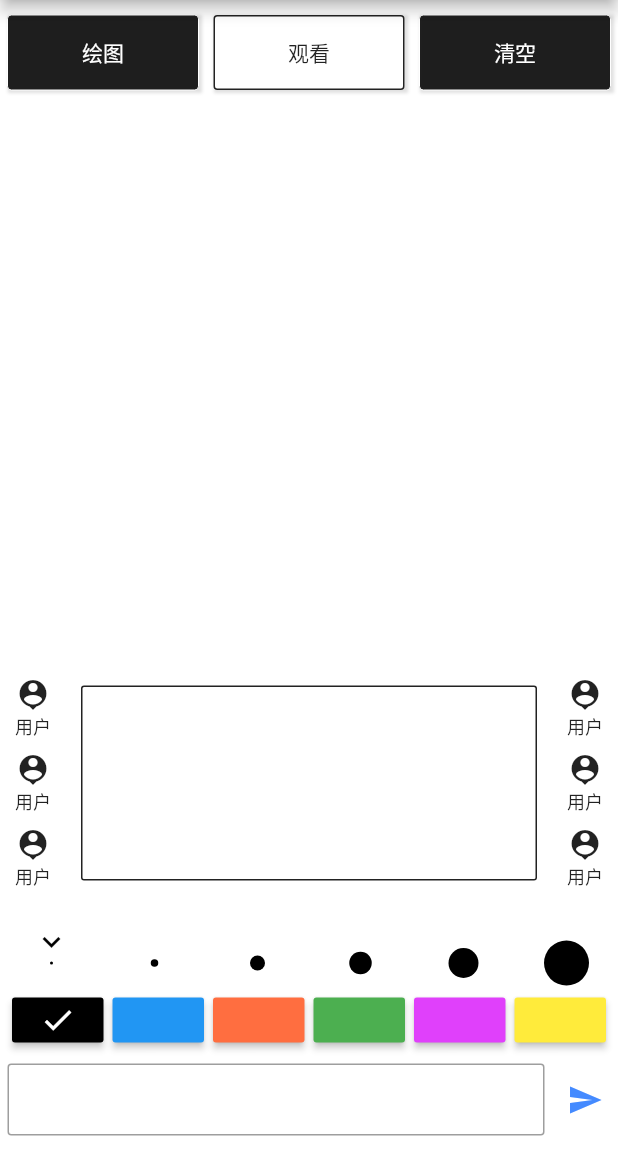
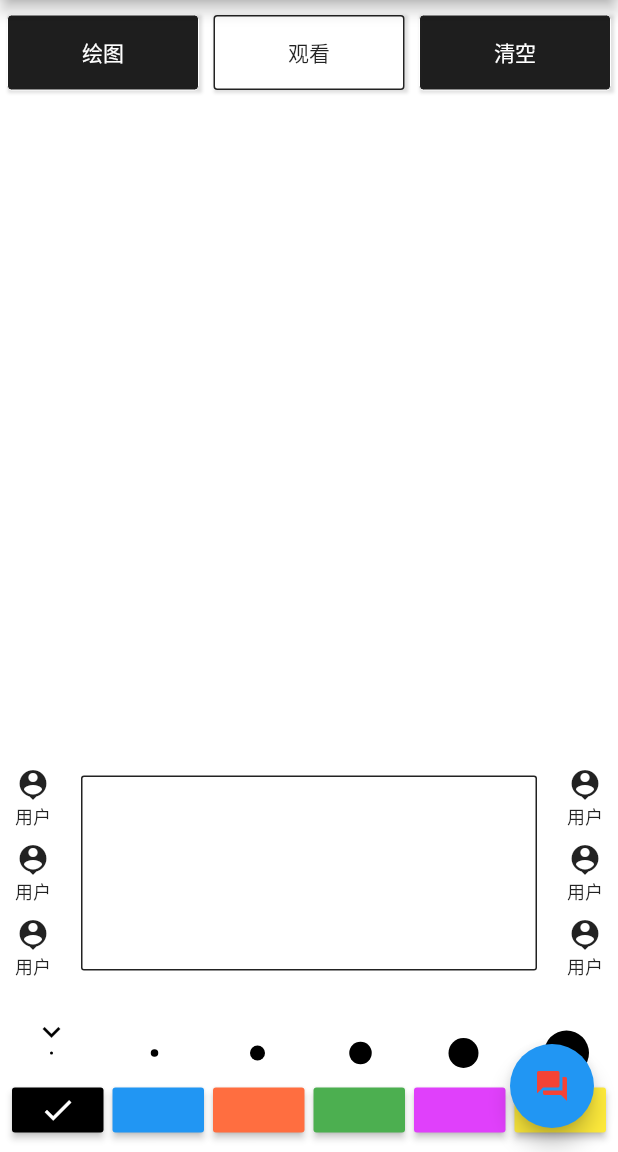
Before and after one commit to mhgd3250905/PaintingOnlineClient, a Flutter app: the screen it shows after launch, on a phone screen of 412 x 824 dp, the part 84-1236 px from its top. Run offline on Flutter 3.47's test engine with Material 2 defaults, Android fonts, the light colour scheme and no system bars; network calls fail.

Commit message:
优化答案输入方式

```diff
--- /dev/null
+++ b/painting/lib/WebStudy/view/page_home.dart
@@ -0,0 +1,26 @@
+import 'package:flutter/cupertino.dart';
+import 'package:flutter/material.dart';
+import 'package:painting/WebStudy/view/view_home_content.dart';
+import 'package:web_socket_channel/io.dart';
+
+const String USER_MSG_FLAG = "[-MSG-]";
+
+class HomePage extends StatefulWidget {
+  final channel =
+      new IOWebSocketChannel.connect('ws://49.234.76.105:80/chatroom/1/listen');
+
+  HomePage();
+
+  @override
+  _HomePageState createState() => _HomePageState();
+}
+
+class _HomePageState extends State<HomePage> {
+  @override
+  Widget build(BuildContext context) {
+    return MaterialApp(
+//      routes: {'/input': (BuildContext context) => InputPage()},
+      home: ViewHomeContent(channel: widget.channel),
+    );
+  }
+}
--- a/painting/lib/WebStudy/view_draw.dart
+++ b/painting/lib/WebStudy/view/view_draw.dart
@@ -1,6 +1,6 @@
 import 'package:flutter/material.dart';
 
-import 'model_paint.dart';
+import '../model/model_paint.dart';
 
 //自定义画布
 class Draw extends CustomPainter {
--- a/painting/lib/WebStudy/page_home.dart
+++ b/painting/lib/WebStudy/view/view_home_content.dart
@@ -1,23 +1,22 @@
-import 'package:flutter/cupertino.dart';
 import 'package:flutter/material.dart';
-import 'package:painting/WebStudy/model_net_data.dart';
+import 'package:painting/WebStudy/model/model_net_data.dart';
+import 'package:painting/WebStudy/model/model_paint.dart';
+import 'package:painting/WebStudy/view/view_draw.dart';
 import 'package:web_socket_channel/io.dart';
 
-import 'model_paint.dart';
-import 'view_draw.dart';
+import 'page_home.dart';
+import 'page_input.dart';
 
-const String USER_MSG_FLAG = "[-MSG-]";
-
-class HomePage extends StatefulWidget {
-  final channel = new IOWebSocketChannel.connect('ws://49.234.76.105:80/ping');
-
-  HomePage();
+class ViewHomeContent extends StatefulWidget {
+  final IOWebSocketChannel channel;
+  ViewHomeContent({Key key, this.channel}) : super(key: key);
 
   @override
-  _HomePageState createState() => _HomePageState();
+  _ViewHomeContentState createState() => _ViewHomeContentState();
 }
 
-class _HomePageState extends State<HomePage> {
+class _ViewHomeContentState extends State<ViewHomeContent>
+    with WidgetsBindingObserver {
   PPosBox _pPosBox; //绘画数据管理器
   Offset _pos = Offset(0, 0);
   Color paintColor = Colors.black; //画笔颜色
@@ -30,10 +29,66 @@ class _HomePageState extends State<HomePage> {
   TextEditingController textController; //文本编辑监听
 
   @override
+  void didChangeMetrics() {
+    // TODO: implement didChangeMetrics
+    super.didChangeMetrics();
+    double bottom = MediaQuery.of(context).viewInsets.bottom;
+    print('didChangeMetrics bottom: ${bottom}');
+  }
+
+  @override
   void initState() {
     super.initState();
     _pPosBox = new PPosBox();
     textController = new TextEditingController();
+  }
+
+  @override
+  Widget build(BuildContext context) {
+    return Scaffold(
+      appBar: AppBar(
+        title: Text(
+          '你画我猜',
+          textDirection: TextDirection.ltr,
+          style: TextStyle(
+            fontWeight: FontWeight.bold,
+            fontSize: 22.0,
+            color: Colors.black87,
+          ),
+        ),
+      ),
+      body: Stack(
+        children: <Widget>[
+          Container(
+            color: Colors.white,
+            child: Column(
+              children: <Widget>[
+                buildMainMenu(),
+                Expanded(
+                  child: buildPaintContainer(),
+                ),
+                buildWidthMenu(),
+                buildColorMenu(),
+//                buildInputContainer(),
+              ],
+            ),
+          ),
+        ],
+      ),
+      resizeToAvoidBottomPadding: false,
+      floatingActionButton: FloatingActionButton(
+        child: Icon(
+          Icons.question_answer,
+          color: Colors.red,
+        ),
+        onPressed: () {
+//          Navigator.pushNamed(context, '/input');
+//          NavigatorRouterUtils.pushToPage(context, InputPage());
+          showDialog(
+              context: context, child: InputPage(channel: widget.channel));
+        },
+      ),
+    );
   }
 
   //创建宽度按钮
@@ -314,40 +369,6 @@ class _HomePageState extends State<HomePage> {
     return jsonStr;
   }
 
-  @override
-  Widget build(BuildContext context) {
-    return MaterialApp(
-      home: Scaffold(
-        appBar: AppBar(
-          title: Text(
-            '你画我猜',
-            textDirection: TextDirection.ltr,
-            style: TextStyle(
-              fontWeight: FontWeight.bold,
-              fontSize: 22.0,
-              color: Colors.black87,
-            ),
-          ),
-        ),
-        body: Container(
-          color: Colors.white,
-          child: Column(
-            children: <Widget>[
-              buildMainMenu(),
-              Expanded(
-                child: buildPaintContainer(),
-              ),
-              buildWidthMenu(),
-              buildColorMenu(),
-              buildInputContainer(),
-            ],
-          ),
-        ),
-        resizeToAvoidBottomPadding: true,
-      ),
-    );
-  }
-
   //解析接收数据并执行对应操作
   void analysisReceiveData(AsyncSnapshot snapshot) {
     if (snapshot.hasData) {
@@ -467,6 +488,7 @@ class _HomePageState extends State<HomePage> {
     );
   }
 
+  //构建绘画区域
   Widget buildPaintContainer() {
     return GestureDetector(
       onPanStart: (detail) {
@@ -520,6 +542,7 @@ class _HomePageState extends State<HomePage> {
     );
   }
 
+  //构建用户显示区域
   Container buildUsersContainer() {
     return Container(
       width: double.infinity,
--- a/painting/lib/main.dart
+++ b/painting/lib/main.dart
@@ -1,6 +1,6 @@
 import 'package:flutter/material.dart';
 
-import 'WebStudy/page_home.dart';
+import 'WebStudy/view/page_home.dart';
 
 void main() => runApp(
       HomePage(),
```
Also changed, not shown: painting/lib/WebStudy/utils/navigator_router_utils.dart (added, +22 -0 lines), painting/lib/WebStudy/utils/router_anim_utils.dart (added, +13 -0 lines), painting/lib/WebStudy/view/page_input.dart (added, +87 -0 lines), painting/lib/WebStudy/model/model_net_data.dart (renamed from painting/lib/WebStudy/model_net_data.dart), painting/lib/WebStudy/model/model_paint.dart (renamed from painting/lib/WebStudy/model_paint.dart).
